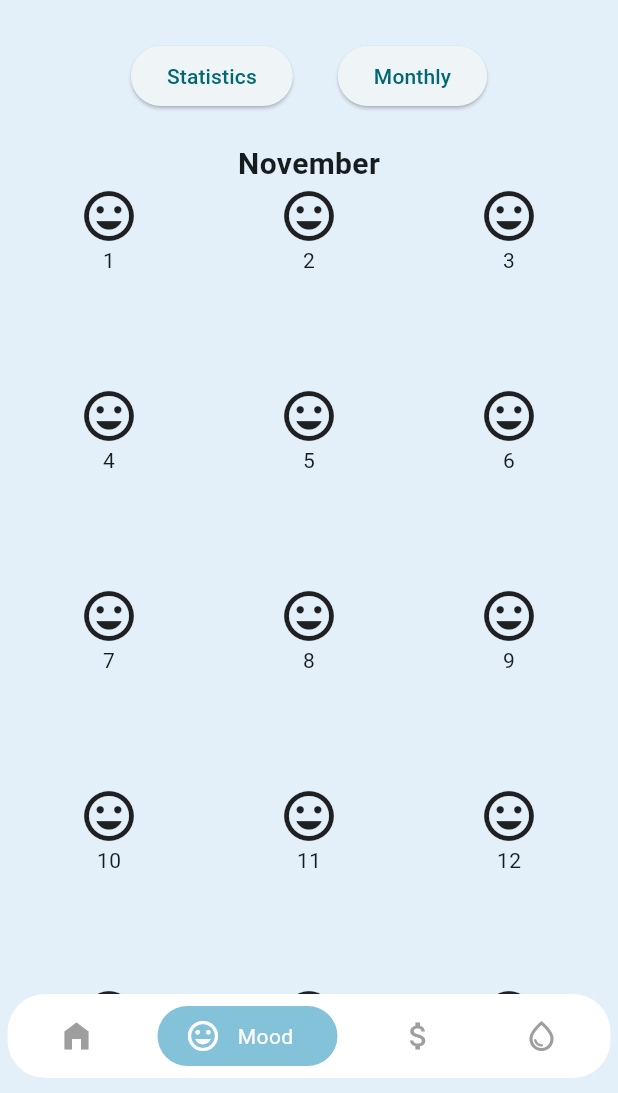
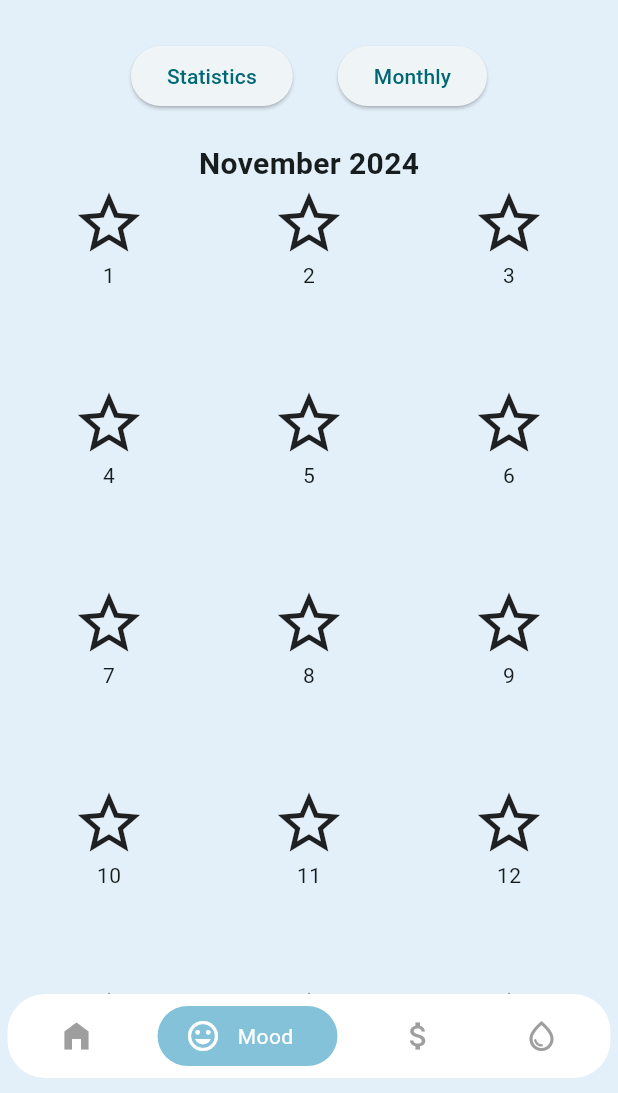
Before and after one commit to ariem1/App_Dev_2_Project, a Flutter app: the screen it shows after launch, item 2 of the bottom bar chosen, after a tap on the "more vert" icon, on a phone screen of 412 x 824 dp, the part 143-1236 px from its top. Run offline on Flutter 3.47's test engine with Material 3 defaults, Android fonts, the phone set to English and light mode, and no system bars; our stand-ins replace cloud_firestore, firebase_auth, firebase_core, image_picker, table_calendar; accounts and stored records are empty; network calls fail; statements that could not run were skipped.

Commit message:
Budget and emotion
-Budget tracker is complete
-emotions monthly view is complete
TO DO: monthyl stats

```diff
--- a/lib/pages/budget_page.dart
+++ b/lib/pages/budget_page.dart
@@ -29,16 +29,26 @@ class _BudgetPageState extends State<BudgetPage> {
   void dispose() {
     _budgetTextController.dispose();
     super.dispose();
+
+
   }
 
   Future<void> _initializeBudgetId() async {
     // Retrieve journalId and budgetId and update the state
     journalId = await _fsService.getJournalIdByUserIdAndDate();
     budgetId = await _fsService.getBudgetIdForJournal(journalId!);
-    setState(() {});
+
+    if(budgetId !=null){
+      final budgetAmount = await _fsService.getBudgetAmount( budgetId!);
+      setState(() {
+        _budgetAmount = budgetAmount;
+      });
+    }
+
     _calculateTotalSpent();
   }
 
+  //function to set budget
   Future<void> _setBudget() async {
     double? enteredAmount = double.tryParse(_budgetTextController.text);
 
@@ -54,9 +64,11 @@ class _BudgetPageState extends State<BudgetPage> {
     }
   }
 
+
   // Collection reference for spendings
   CollectionReference spendings = FirebaseFirestore.instance.collection('spendings');
 
+  //delete spending
   Future<void> deleteSpending(String id) async {
     await spendings.doc(id).delete();
     _calculateTotalSpent(); // Recalculate after deletion
@@ -82,8 +94,34 @@ class _BudgetPageState extends State<BudgetPage> {
       setState(() {
         totalSpent = newTotalSpent;
       });
+
+      if(_budgetAmount != null && totalSpent > _budgetAmount!){
+        double overspendAmount = totalSpent - _budgetAmount!;
+        _showOverSpendingDialog(overspendAmount);
+      }
     }
   }
+
+  void _showOverSpendingDialog(double overspendAmount){
+    showDialog(
+      context: context,
+      builder: (BuildContext context) {
+        return AlertDialog(
+          title: Text('Overspending Alert',style: TextStyle(color: Colors.red),),
+          content:Text('You are $overspendAmount over your budget'),
+          actions: [
+            TextButton(
+              onPressed: () {
+                Navigator.of(context).pop();
+              },
+              child: Text('Got it'),
+            ),
+          ],
+        );
+      },
+    );
+  }
+
 
   void _showEditDialog(String id, String currentDescription) {
     TextEditingController editController = TextEditingController(text: currentDescription);
--- a/lib/pages/mood_page.dart
+++ b/lib/pages/mood_page.dart
@@ -1,5 +1,7 @@
 import 'package:flutter/material.dart';
 import 'package:intl/intl.dart';
+import 'package:cloud_firestore/cloud_firestore.dart';
+import 'package:aura_journal/firestore_service.dart';
 
 class MoodPage extends StatefulWidget {
   const MoodPage({super.key});
@@ -10,22 +12,36 @@ class MoodPage extends StatefulWidget {
 
 class _MoodPageState extends State<MoodPage> {
   bool showMonthlyView = false;
-  bool showEmotionView = false; // Add a flag to track whether the emotion view is shown
+  bool showEmotionView = false;
   int selectedMonth = DateTime.now().month;
   int selectedYear = DateTime.now().year;
 
-  // Function to calculate days in a specific month
+  final FirestoreService _fsService = FirestoreService();
+
   int getDaysInMonth(int year, int month) {
-    if (month < 1 || month > 12) {
-      throw ArgumentError("Month must be between 1 and 12.");
-    }
-
+    if (month < 1 || month > 12) throw ArgumentError("Month must be between 1 and 12.");
     DateTime firstDayOfNextMonth = DateTime(year, month + 1, 1);
     DateTime lastDayOfCurrentMonth = firstDayOfNextMonth.subtract(Duration(days: 1));
     return lastDayOfCurrentMonth.day;
   }
 
-  // Monthly view displaying all months in a grid
+  Icon _buildIcon(int index) {
+    switch (index) {
+      case 0:
+        return Icon(Icons.sentiment_very_dissatisfied,size: 50,);
+      case 1:
+        return Icon(Icons.sentiment_dissatisfied,size: 50);
+      case 2:
+        return Icon(Icons.sentiment_neutral,size: 50);
+      case 3:
+        return Icon(Icons.sentiment_satisfied,size: 50);
+      case 4:
+        return Icon(Icons.sentiment_very_satisfied,size: 50);
+      default:
+        return Icon(Icons.star_border,size: 50);
+    }
+  }
+
   Widget monthlyView() {
     List<String> months = [
       'January', 'February', 'March', 'April', 'May', 'June',
@@ -41,8 +57,8 @@ class _MoodPageState extends State<MoodPage> {
           onTap: () {
             setState(() {
               selectedMonth = index + 1;
-              showEmotionView = true; // When a month is selected, show the emotion view
-              showMonthlyView = false; // Close the monthly view
+              showEmotionView = true;
+              showMonthlyView = false;
             });
           },
           child: Card(
@@ -60,26 +76,39 @@ class _MoodPageState extends State<MoodPage> {
     );
   }
 
-  // Function to display grid of emotion based on month
+  Stream<int?> getMoodForDay(int day, int month) {
+    int currentYear = DateTime.now().year;
+    DateTime startOfDay = DateTime(currentYear, month, day, 0, 0, 0);
+    DateTime endOfDay = DateTime(currentYear, month, day, 23, 59, 59);
+
+    CollectionReference journals = FirebaseFirestore.instance.collection('journals');
+
+    return journals
+        .where('userId', isEqualTo: _fsService.getCurrentUserId())
+        .snapshots()
+        .asyncMap((querySnapshot) {
+      // Loop through all journal entries and check if any match the date
+      for (var doc in querySnapshot.docs) {
+        DateTime entryDate = (doc['entryDate'] as Timestamp).toDate();
+        if (entryDate.year == currentYear && entryDate.month == month && entryDate.day == day) {
+          var mood = doc['mood'];
+         // debug stuff print("Real-time mood update: $mood");
+          return mood; // Return the updated mood
+        }
+      }
+      return null; // No matching mood data for this date
+    });
+  }
+
+
   Widget emotionView(int month) {
-    List<Widget> smileyIcons = List.generate(getDaysInMonth(DateTime.now().year, month), (index) {
-      return Column(
-        children:[
-          Center(
-          child: Icon(
-            Icons.insert_emoticon,
-            size: 40,
-          ),
-        ),
-          Text((index + 1).toString()),
-      ]
-      );
-    });
+    int currentYear = DateTime.now().year;
+    int daysInMonth = getDaysInMonth(currentYear, month);
 
     return Column(
       children: [
         Text(
-          DateFormat('MMMM').format(DateTime(DateTime.now().year, month)),
+          DateFormat('MMMM yyyy').format(DateTime(currentYear, month)),
           style: TextStyle(fontSize: 20, fontWeight: FontWeight.bold),
         ),
         Expanded(
@@ -87,14 +116,34 @@ class _MoodPageState extends State<MoodPage> {
             crossAxisCount: 3,
             crossAxisSpacing: 8.0,
             mainAxisSpacing: 8.0,
-            children: smileyIcons,
+            children: List.generate(daysInMonth, (index) {
+              int day = index + 1;
+
+              return StreamBuilder<int?>(
+                stream: getMoodForDay(day, month),  // Listen for real-time updates
+                builder: (context, snapshot) {
+                  if (snapshot.connectionState == ConnectionState.waiting) {
+                    return CircularProgressIndicator();
+                  }
+
+                  int mood = snapshot.data ?? -1; // -1 as the default if no mood data
+                 // for debugging ignoreee print("Displaying mood for day $day: $mood");
+                  return Column(
+                    children: [
+                      _buildIcon(mood),
+                      Text(day.toString()),
+                    ],
+                  );
+                },
+              );
+            }),
           ),
         ),
       ],
     );
   }
 
-  // Initial view displaying the current month emotion view
+
   Widget initialView() {
     return emotionView(DateTime.now().month);
   }
@@ -114,8 +163,7 @@ class _MoodPageState extends State<MoodPage> {
               mainAxisAlignment: MainAxisAlignment.center,
               children: [
                 ElevatedButton(
-                  onPressed: () {
-                  },
+                  onPressed: () {},
                   child: Text('Statistics'),
                 ),
                 SizedBox(width: 30),
@@ -140,7 +188,7 @@ class _MoodPageState extends State<MoodPage> {
                   ? monthlyView()
                   : showEmotionView
                   ? emotionView(selectedMonth)
-                  : initialView(), //default
+                  : initialView(),
             ),
           ],
         ),
```
Also changed, not shown: lib/firestore_service.dart (+25 -17 lines).
